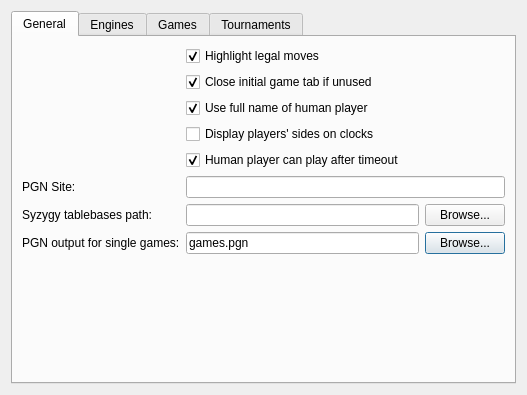
First picture: the form in projects/gui/ui/settingsdlg.ui, repository cutechess/cutechess, before the edit.
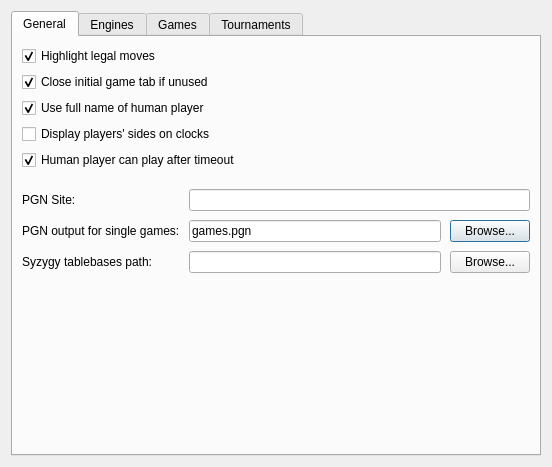
Second picture: the form after the edit. The open tabs and pages were chosen to show the change. Custom widgets are drawn as their Qt base class.

Commit message: fix SettingsDialog General tab layout

Diff of the .ui file:
```diff
--- a/projects/gui/ui/settingsdlg.ui
+++ b/projects/gui/ui/settingsdlg.ui
@@ -6,8 +6,8 @@
    <rect>
     <x>0</x>
     <y>0</y>
-    <width>527</width>
-    <height>395</height>
+    <width>552</width>
+    <height>467</height>
    </rect>
   </property>
   <property name="sizePolicy">
@@ -29,11 +29,8 @@
       <attribute name="title">
        <string>General</string>
       </attribute>
-      <layout class="QFormLayout" name="formLayout">
-       <property name="fieldGrowthPolicy">
-        <enum>QFormLayout::AllNonFixedFieldsGrow</enum>
-       </property>
-       <item row="1" column="1">
+      <layout class="QVBoxLayout" name="verticalLayout_6">
+       <item>
         <widget class="QCheckBox" name="m_highlightLegalMovesCheck">
          <property name="text">
           <string>Highlight legal moves</string>
@@ -43,7 +40,7 @@
          </property>
         </widget>
        </item>
-       <item row="2" column="1">
+       <item>
         <widget class="QCheckBox" name="m_closeUnusedInitialTabCheck">
          <property name="text">
           <string>Close initial game tab if unused</string>
@@ -53,7 +50,7 @@
          </property>
         </widget>
        </item>
-       <item row="3" column="1">
+       <item>
         <widget class="QCheckBox" name="m_useFullUserNameCheck">
          <property name="text">
           <string>Use full name of human player</string>
@@ -63,14 +60,14 @@
          </property>
         </widget>
        </item>
-       <item row="4" column="1">
+       <item>
         <widget class="QCheckBox" name="m_playersSidesOnClocksCheck">
          <property name="text">
           <string>Display players' sides on clocks </string>
          </property>
         </widget>
        </item>
-       <item row="5" column="1">
+       <item>
         <widget class="QCheckBox" name="m_humanCanPlayAfterTimeoutCheck">
          <property name="text">
           <string>Human player can play after timeout</string>
@@ -80,7 +77,24 @@
          </property>
         </widget>
        </item>
-       <item row="6" column="0">
+       <item>
+        <layout class="QFormLayout" name="formLayout_3">
+         <property name="horizontalSpacing">
+          <number>9</number>
+         </property>
+         <property name="verticalSpacing">
+          <number>9</number>
+         </property>
+         <property name="topMargin">
+          <number>13</number>
+         </property>
+         <property name="bottomMargin">
+          <number>0</number>
+         </property>
+         <item row="1" column="1">
+          <widget class="QLineEdit" name="m_siteEdit"/>
+         </item>
+         <item row="1" column="0">
         <widget class="QLabel" name="m_siteLabel">
          <property name="text">
           <string>PGN Site:</string>
@@ -90,17 +104,14 @@
          </property>
         </widget>
        </item>
-       <item row="6" column="1">
-        <widget class="QLineEdit" name="m_siteEdit"/>
-       </item>
-       <item row="10" column="0">
+         <item row="2" column="0">
         <widget class="QLabel" name="m_defaultPgnOutFileLabel">
          <property name="text">
           <string>PGN output for single games:</string>
          </property>
         </widget>
        </item>
-       <item row="10" column="1">
+         <item row="2" column="1">
         <layout class="QHBoxLayout" name="horizontalLayout_2">
          <item>
           <widget class="QLineEdit" name="m_defaultPgnOutFileEdit">
@@ -121,21 +132,7 @@
          </item>
         </layout>
        </item>
-       <item row="8" column="1">
-        <layout class="QHBoxLayout" name="horizontalLayout">
-         <item>
-          <widget class="QLineEdit" name="m_tbPathEdit"/>
-         </item>
-         <item>
-          <widget class="QPushButton" name="m_browseTbPathBtn">
-           <property name="text">
-            <string>Browse...</string>
-           </property>
-          </widget>
-         </item>
-        </layout>
-       </item>
-       <item row="8" column="0">
+         <item row="3" column="0">
         <widget class="QLabel" name="m_tbPathLabel">
          <property name="text">
           <string>Syzygy tablebases path:</string>
@@ -144,6 +141,35 @@
           <cstring>m_tbPathEdit</cstring>
          </property>
         </widget>
+         </item>
+         <item row="3" column="1">
+          <layout class="QHBoxLayout" name="horizontalLayout">
+           <item>
+            <widget class="QLineEdit" name="m_tbPathEdit"/>
+           </item>
+           <item>
+            <widget class="QPushButton" name="m_browseTbPathBtn">
+             <property name="text">
+              <string>Browse...</string>
+             </property>
+            </widget>
+           </item>
+          </layout>
+         </item>
+        </layout>
+       </item>
+       <item>
+        <spacer name="verticalSpacer_2">
+         <property name="orientation">
+          <enum>Qt::Vertical</enum>
+         </property>
+         <property name="sizeHint" stdset="0">
+          <size>
+           <width>20</width>
+           <height>40</height>
+          </size>
+         </property>
+        </spacer>
        </item>
       </layout>
      </widget>
```
Left out of the diff: 2 changed lines with no effect on the pictures. Lines whose indentation alone changed are shown as unchanged.
